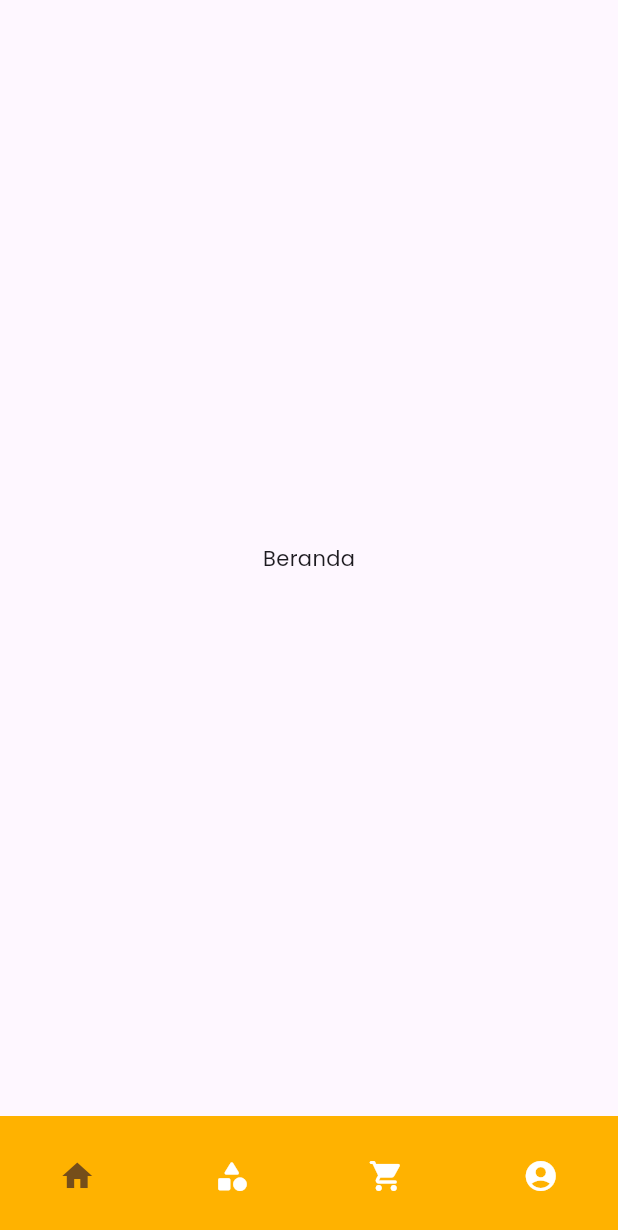
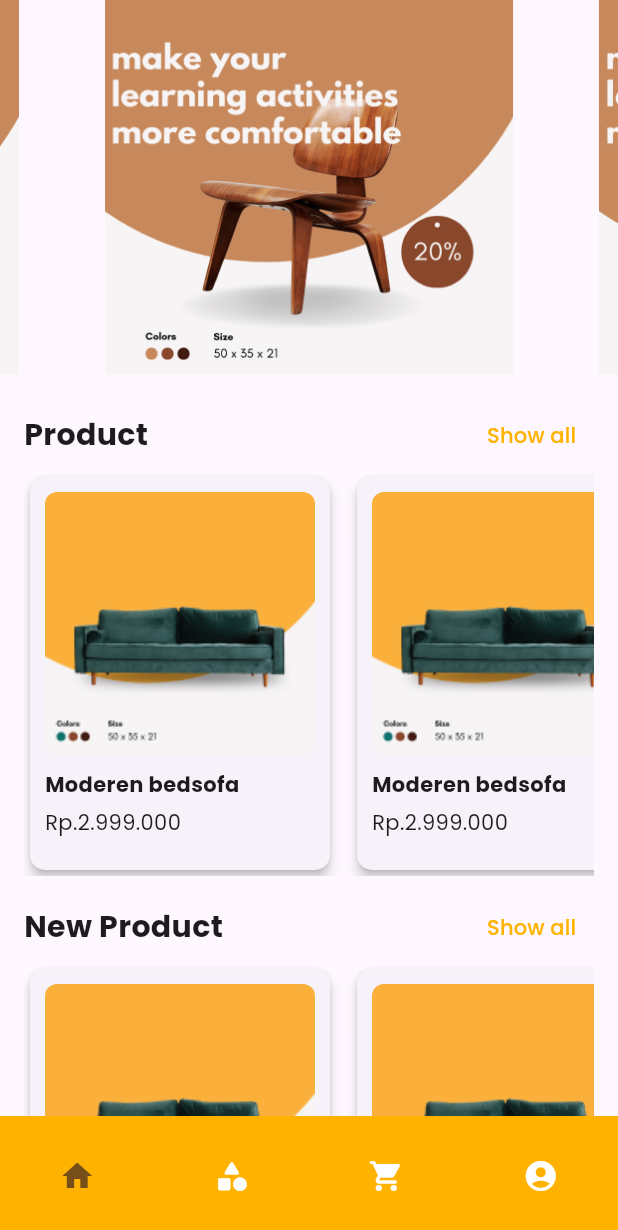
Before and after one commit to fauz2323/woodman_fe, a Flutter app: the screen it shows after launch, on a phone screen of 412 x 824 dp. Shown: the top 1230 px of the screen. Run offline on Flutter 3.47's test engine with Material 3 defaults, Android fonts, the light colour scheme and no system bars; drawn by our look-alikes of carousel_slider; our stand-ins replace bloc, flutter_bloc, freezed_annotation, google_fonts.

Commit message:
Create beranda view and product card widget

```diff
--- a/lib/main/view/pages/beranda/beranda_view.dart
+++ b/lib/main/view/pages/beranda/beranda_view.dart
@@ -1,13 +1,100 @@
+import 'package:carousel_slider/carousel_slider.dart';
 import 'package:flutter/material.dart';
+import 'package:google_fonts/google_fonts.dart';
+
+import '../../widged/my_product_card_widget.dart';
 
 class BerandaView extends StatelessWidget {
-  const BerandaView({super.key});
+  BerandaView({super.key});
+
+  final List<String> imgList = List.filled(4, 'asset/images/product1.png');
 
   @override
   Widget build(BuildContext context) {
-    return const Scaffold(
-      body: Center(
-        child: Text('Beranda'),
+    return _build(context);
+  }
+
+  Widget _build(BuildContext context) {
+    return Scaffold(
+      body: SingleChildScrollView(
+        child: Column(
+          children: [
+            _buildCarouselSlider(),
+            _buildProductSection(context),
+          ],
+        ),
+      ),
+    );
+  }
+
+  Widget _buildCarouselSlider() {
+    return CarouselSlider(
+      options: CarouselOptions(
+        height: 250,
+        autoPlay: true,
+        aspectRatio: 16 / 9,
+        enlargeCenterPage: false,
+      ),
+      items: imgList
+          .map((item) => Center(
+                child: Image.asset(item, fit: BoxFit.cover),
+              ))
+          .toList(),
+    );
+  }
+
+  Widget _buildProductSection(BuildContext context) {
+    return Padding(
+      padding: const EdgeInsets.symmetric(horizontal: 16, vertical: 16),
+      child: Column(
+        children: [
+          _buildSectionHeader('Product'),
+          _buildProductList(),
+          const SizedBox(height: 10),
+          _buildSectionHeader('New Product'),
+          _buildProductList(),
+        ],
+      ),
+    );
+  }
+
+  Widget _buildSectionHeader(String title) {
+    return Row(
+      mainAxisAlignment: MainAxisAlignment.spaceBetween,
+      children: [
+        Text(
+          title,
+          style: GoogleFonts.poppins(
+            fontSize: 20,
+            fontWeight: FontWeight.bold,
+          ),
+        ),
+        TextButton(
+          onPressed: () {},
+          child: Text(
+            'Show all',
+            style: GoogleFonts.poppins(
+              fontSize: 14,
+              color: const Color(0xffFFB200),
+            ),
+          ),
+        ),
+      ],
+    );
+  }
+
+  Widget _buildProductList() {
+    return SizedBox(
+      height: 270,
+      child: ListView.separated(
+        scrollDirection: Axis.horizontal,
+        itemCount: 4,
+        separatorBuilder: (context, index) => const SizedBox(width: 10),
+        itemBuilder: (context, index) => const MyProductCardWidget(
+          imageUrl: 'asset/images/sofa.png',
+          title: 'Moderen bedsofa',
+          price: 'Rp.2.999.000',
+        ),
       ),
     );
   }
--- /dev/null
+++ b/lib/main/view/pages/beranda/cubit/beranda_cubit.dart
@@ -0,0 +1,9 @@
+import 'package:bloc/bloc.dart';
+import 'package:freezed_annotation/freezed_annotation.dart';
+
+part 'beranda_state.dart';
+part 'beranda_cubit.freezed.dart';
+
+class BerandaCubit extends Cubit<BerandaState> {
+  BerandaCubit() : super(BerandaState.initial());
+}
--- /dev/null
+++ b/lib/main/view/pages/beranda/cubit/beranda_state.dart
@@ -0,0 +1,6 @@
+part of 'beranda_cubit.dart';
+
+@freezed
+class BerandaState with _$BerandaState {
+  const factory BerandaState.initial() = _Initial;
+}
--- a/lib/main/view/pages/home/home_view.dart
+++ b/lib/main/view/pages/home/home_view.dart
@@ -10,7 +10,7 @@ class HomeView extends StatelessWidget {
   const HomeView({super.key});
 
   static final List<Widget> _fragment = <Widget>[
-    const BerandaView(),
+    BerandaView(),
     const ProductView(),
     const CartView(),
     const ProfileView(),
--- /dev/null
+++ b/lib/main/view/widged/my_product_card_widget.dart
@@ -0,0 +1,63 @@
+import 'package:flutter/material.dart';
+import 'package:google_fonts/google_fonts.dart';
+
+class MyProductCardWidget extends StatelessWidget {
+  final String imageUrl;
+  final String title;
+  final String price;
+
+  const MyProductCardWidget({
+    super.key,
+    required this.imageUrl,
+    required this.title,
+    required this.price,
+  });
+
+  @override
+  Widget build(BuildContext context) {
+    return Card(
+      elevation: 3,
+      shape: RoundedRectangleBorder(
+        borderRadius: BorderRadius.circular(10),
+      ),
+      child: Container(
+        width: 200,
+        padding: const EdgeInsets.all(10),
+        child: Column(
+          crossAxisAlignment: CrossAxisAlignment.start,
+          children: [
+            // Image
+            ClipRRect(
+              borderRadius: BorderRadius.circular(8),
+              child: Image.asset(
+                imageUrl,
+                height: 175,
+                width: double.infinity,
+                fit: BoxFit.cover,
+              ),
+            ),
+            const SizedBox(height: 10),
+            // Title
+            Text(
+              title,
+              style: GoogleFonts.poppins(
+                fontSize: 14,
+                fontWeight: FontWeight.bold,
+              ),
+              maxLines: 1,
+              overflow: TextOverflow.ellipsis,
+            ),
+            const SizedBox(height: 5),
+            // Price
+            Text(
+              price,
+              style: GoogleFonts.poppins(
+                fontSize: 14,
+              ),
+            ),
+          ],
+        ),
+      ),
+    );
+  }
+}
```
Also changed, not shown: pubspec.yaml (+10 -17 lines), asset/images/product1.png (added), asset/images/sofa.png (added), asset/images/sofabed.png (added), lib/main/view/pages/beranda/cubit/beranda_cubit.freezed.dart (added), pubspec.lock.
